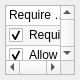
StarixWoS/ReMix, file ui/widgets/settingswidget.ui: the form before one commit.
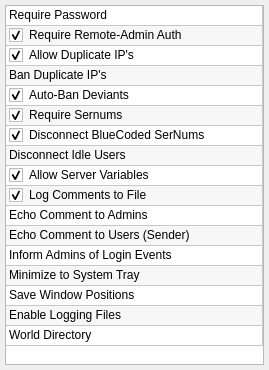
The form after the commit.

The edit to the form file:
```diff
--- a/ui/widgets/settingswidget.ui
+++ b/ui/widgets/settingswidget.ui
@@ -6,8 +6,8 @@
    <rect>
     <x>0</x>
     <y>0</y>
-    <width>80</width>
-    <height>80</height>
+    <width>269</width>
+    <height>370</height>
    </rect>
   </property>
   <property name="windowTitle">
@@ -258,23 +258,23 @@
      </item>
      <item row="6" column="0">
       <property name="text">
-       <string>Disconnect Idle Users</string>
+       <string>Disconnect BlueCoded SerNums</string>
       </property>
       <property name="checkState">
-       <enum>Unchecked</enum>
+       <enum>Checked</enum>
       </property>
      </item>
      <item row="7" column="0">
       <property name="text">
-       <string>Allow Server Variables</string>
+       <string>Disconnect Idle Users</string>
       </property>
       <property name="checkState">
-       <enum>Checked</enum>
+       <enum>Unchecked</enum>
       </property>
      </item>
      <item row="8" column="0">
       <property name="text">
-       <string>Log Comments to File</string>
+       <string>Allow Server Variables</string>
       </property>
       <property name="checkState">
        <enum>Checked</enum>
@@ -282,15 +282,15 @@
      </item>
      <item row="9" column="0">
       <property name="text">
-       <string>Echo Comment to Admins</string>
+       <string>Log Comments to File</string>
       </property>
       <property name="checkState">
-       <enum>Unchecked</enum>
+       <enum>Checked</enum>
       </property>
      </item>
      <item row="10" column="0">
       <property name="text">
-       <string>Echo Comment to Users (Sender)</string>
+       <string>Echo Comment to Admins</string>
       </property>
       <property name="checkState">
        <enum>Unchecked</enum>
@@ -298,7 +298,7 @@
      </item>
      <item row="11" column="0">
       <property name="text">
-       <string>Inform Admins of Login Events</string>
+       <string>Echo Comment to Users (Sender)</string>
       </property>
       <property name="checkState">
        <enum>Unchecked</enum>
@@ -306,7 +306,7 @@
      </item>
      <item row="12" column="0">
       <property name="text">
-       <string>Minimize to System Tray</string>
+       <string>Inform Admins of Login Events</string>
       </property>
       <property name="checkState">
        <enum>Unchecked</enum>
@@ -314,7 +314,7 @@
      </item>
      <item row="13" column="0">
       <property name="text">
-       <string>Save Window Positions</string>
+       <string>Minimize to System Tray</string>
       </property>
       <property name="checkState">
        <enum>Unchecked</enum>
@@ -322,7 +322,7 @@
      </item>
      <item row="14" column="0">
       <property name="text">
-       <string>Enable Logging Files</string>
+       <string>Save Window Positions</string>
       </property>
       <property name="checkState">
        <enum>Unchecked</enum>
@@ -330,7 +330,7 @@
      </item>
      <item row="15" column="0">
       <property name="text">
-       <string>World Directory</string>
+       <string>Enable Logging Files</string>
       </property>
       <property name="checkState">
        <enum>Unchecked</enum>
@@ -338,7 +338,7 @@
      </item>
      <item row="16" column="0">
       <property name="text">
-       <string>Check For Updates</string>
+       <string>World Directory</string>
       </property>
       <property name="checkState">
        <enum>Unchecked</enum>
```
Left out of the diff: 22 changed lines with no effect on the pictures.
